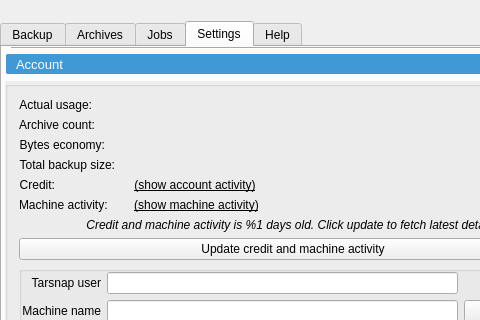
Above: forms/mainwindow.ui from Tarsnap/tarsnap-gui before the change; both pictures show x 0 to 480 and y 0 to 320 of the 600 by 600 pixel window. Below: the same form after it.
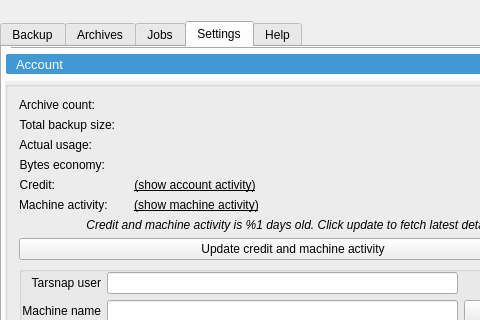
That is the form after the change. The open tabs and pages were chosen to show the change. Icons and pictures are not drawn. Custom widgets are drawn as their Qt base class.

Commit message: Rearrange Settings->Account stats to make more sense.

Patch:
```diff
--- a/forms/mainwindow.ui
+++ b/forms/mainwindow.ui
@@ -1103,29 +1103,6 @@
                      <set>Qt::AlignLeading|Qt::AlignLeft|Qt::AlignTop</set>
                     </property>
                     <item row="0" column="0">
-                     <widget class="QLabel" name="actualUsageLabel">
-                      <property name="toolTip">
-                       <string>On the Tarsnap servers, this is what you're paying for</string>
-                      </property>
-                      <property name="text">
-                       <string>Actual usage:</string>
-                      </property>
-                      <property name="alignment">
-                       <set>Qt::AlignRight|Qt::AlignTrailing|Qt::AlignVCenter</set>
-                      </property>
-                     </widget>
-                    </item>
-                    <item row="0" column="1">
-                     <widget class="QLabel" name="accountActualSizeLabel">
-                      <property name="text">
-                       <string notr="true"/>
-                      </property>
-                      <property name="textInteractionFlags">
-                       <set>Qt::LinksAccessibleByMouse|Qt::TextSelectableByMouse</set>
-                      </property>
-                     </widget>
-                    </item>
-                    <item row="1" column="0">
                      <widget class="QLabel" name="archiveCountLabel">
                       <property name="toolTip">
                        <string>Number of Archives stored for this Machine</string>
@@ -1138,7 +1115,7 @@
                       </property>
                      </widget>
                     </item>
-                    <item row="1" column="1">
+                    <item row="0" column="1">
                      <widget class="QLabel" name="accountArchivesCountLabel">
                       <property name="text">
                        <string notr="true"/>
@@ -1148,7 +1125,53 @@
                       </property>
                      </widget>
                     </item>
+                    <item row="1" column="0">
+                     <widget class="QLabel" name="totalBackupLabel">
+                      <property name="toolTip">
+                       <string>Real size of all stored archives (before compression and deduplication)</string>
+                      </property>
+                      <property name="text">
+                       <string>Total backup size:</string>
+                      </property>
+                      <property name="alignment">
+                       <set>Qt::AlignRight|Qt::AlignTrailing|Qt::AlignVCenter</set>
+                      </property>
+                     </widget>
+                    </item>
+                    <item row="1" column="1">
+                     <widget class="QLabel" name="accountTotalSizeLabel">
+                      <property name="text">
+                       <string notr="true"/>
+                      </property>
+                      <property name="textInteractionFlags">
+                       <set>Qt::LinksAccessibleByMouse|Qt::TextSelectableByMouse</set>
+                      </property>
+                     </widget>
+                    </item>
                     <item row="2" column="0">
+                     <widget class="QLabel" name="actualUsageLabel">
+                      <property name="toolTip">
+                       <string>On the Tarsnap servers, this is what you're paying for</string>
+                      </property>
+                      <property name="text">
+                       <string>Actual usage:</string>
+                      </property>
+                      <property name="alignment">
+                       <set>Qt::AlignRight|Qt::AlignTrailing|Qt::AlignVCenter</set>
+                      </property>
+                     </widget>
+                    </item>
+                    <item row="2" column="1">
+                     <widget class="QLabel" name="accountActualSizeLabel">
+                      <property name="text">
+                       <string notr="true"/>
+                      </property>
+                      <property name="textInteractionFlags">
+                       <set>Qt::LinksAccessibleByMouse|Qt::TextSelectableByMouse</set>
+                      </property>
+                     </widget>
+                    </item>
+                    <item row="3" column="0">
                      <widget class="QLabel" name="bytesEconomyLabel">
                       <property name="toolTip">
                        <string>Bytes reduced by deduplication and compression</string>
@@ -1161,31 +1184,8 @@
                       </property>
                      </widget>
                     </item>
-                    <item row="2" column="1">
-                     <widget class="QLabel" name="accountStorageSavedLabel">
-                      <property name="text">
-                       <string notr="true"/>
-                      </property>
-                      <property name="textInteractionFlags">
-                       <set>Qt::LinksAccessibleByMouse|Qt::TextSelectableByMouse</set>
-                      </property>
-                     </widget>
-                    </item>
-                    <item row="3" column="0">
-                     <widget class="QLabel" name="totalBackupLabel">
-                      <property name="toolTip">
-                       <string>Real size of all stored archives (before compression and deduplication)</string>
-                      </property>
-                      <property name="text">
-                       <string>Total backup size:</string>
-                      </property>
-                      <property name="alignment">
-                       <set>Qt::AlignRight|Qt::AlignTrailing|Qt::AlignVCenter</set>
-                      </property>
-                     </widget>
-                    </item>
                     <item row="3" column="1">
-                     <widget class="QLabel" name="accountTotalSizeLabel">
+                     <widget class="QLabel" name="accountStorageSavedLabel">
                       <property name="text">
                        <string notr="true"/>
                       </property>
@@ -1248,22 +1248,6 @@
                         </property>
                        </widget>
                       </item>
-                      <item>
-                       <spacer name="creditHorizontalSpacer">
-                        <property name="orientation">
-                         <enum>Qt::Horizontal</enum>
-                        </property>
-                        <property name="sizeType">
-                         <enum>QSizePolicy::Preferred</enum>
-                        </property>
-                        <property name="sizeHint" stdset="0">
-                         <size>
-                          <width>40</width>
-                          <height>0</height>
-                         </size>
-                        </property>
-                       </spacer>
-                      </item>
                      </layout>
                     </item>
                     <item row="5" column="0">
@@ -1317,22 +1301,6 @@
                         </property>
                        </widget>
                       </item>
-                      <item>
-                       <spacer name="machineActivityHorizontalSpacer">
-                        <property name="orientation">
-                         <enum>Qt::Horizontal</enum>
-                        </property>
-                        <property name="sizeType">
-                         <enum>QSizePolicy::Preferred</enum>
-                        </property>
-                        <property name="sizeHint" stdset="0">
-                         <size>
-                          <width>40</width>
-                          <height>0</height>
-                         </size>
-                        </property>
-                       </spacer>
-                      </item>
                      </layout>
                     </item>
                     <item row="6" column="0" colspan="2">
```
